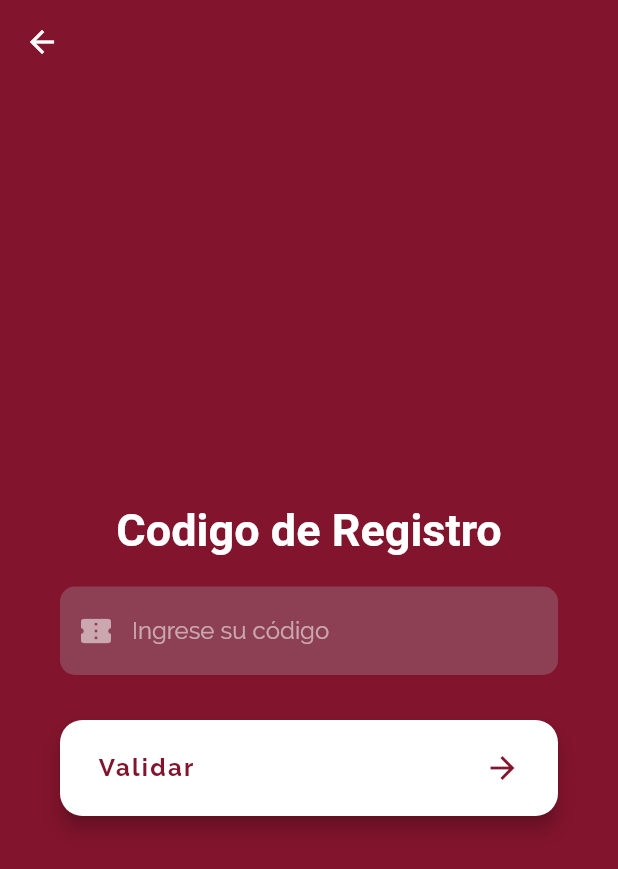
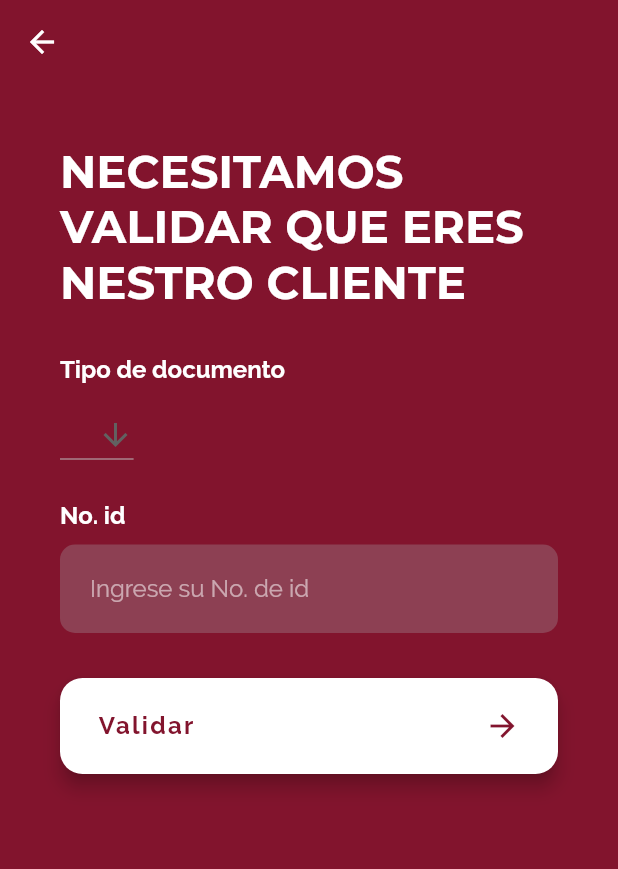
Before and after one commit to castillorey/ESSADE, a Flutter app: the RegisterCodePage screen opened directly, on a phone screen of 412 x 824 dp. Shown: the top 869 px of the screen. Run offline on Flutter 3.47's test engine with Material 2 defaults, Android fonts, the phone set to English and light mode, and no system bars; our stand-ins replace charts_flutter, cloud_firestore, firebase_auth, firebase_storage, font_awesome_flutter, google_sign_in and 1 more; missing offline and left inert: dart:ffi; accounts and stored records are empty; Roboto replaces fonts that are missing (Monserrat).

Commit message:
Rebuild id verification page

```diff
--- a/ESSADE/lib/auth/login_state.dart
+++ b/ESSADE/lib/auth/login_state.dart
@@ -85,7 +85,6 @@ class LoginState with ChangeNotifier {
   }
 
   Future<User> _handleSignIn(String email, String password) async {
-
     try{
       AuthResult result = await _auth.signInWithEmailAndPassword(email: email, password: password);
 
@@ -127,6 +126,7 @@ class LoginState with ChangeNotifier {
 
   Future registerWithEmailAndPassword(String email, String password, String name) async {
     try{
+      /* Need to pass de Document id from register code and find that user and set info*/
       AuthResult result = await _auth.createUserWithEmailAndPassword(email: email, password: password);
       FirebaseUser user = result.user;
       User newUser = User(uid: user.uid, name: name);
--- a/ESSADE/lib/ui/register_code_page.dart
+++ b/ESSADE/lib/ui/register_code_page.dart
@@ -4,6 +4,8 @@ import 'package:essade/ui/signup_page.dart';
 import 'package:essade/utilities/constants.dart';
 import 'package:essade/widgets/info_dialog.dart';
 import 'package:essade/widgets/long_button_widget.dart';
+import 'package:essade/widgets/selectable_widget.dart';
+import 'package:essade/widgets/simple_text_form_field_widget.dart';
 import 'package:flutter/material.dart';
 import 'package:flutter/services.dart';
 import 'package:provider/provider.dart';
@@ -14,14 +16,19 @@ class RegisterCodePage extends StatefulWidget {
 }
 
 class _RegisterCodePageState extends State<RegisterCodePage> {
-  TextEditingController registerCodeController;
+  TextEditingController documentIdController;
+  bool isDocumentSelected;
+  String itemSelected;
+  List<String> idTypes = ['NIT', 'CC'];
 
   @override
   void initState() {
     // TODO: implement initState
     super.initState();
 
-    registerCodeController = new TextEditingController();
+    itemSelected = '----';
+    documentIdController = new TextEditingController();
+    isDocumentSelected = false;
   }
 
   final _formKey = GlobalKey<FormState>();
@@ -42,7 +49,8 @@ class _RegisterCodePageState extends State<RegisterCodePage> {
           brightness: Brightness.light,
           elevation: 0.0,
         ),
-        body: GestureDetector(
+        body: SingleChildScrollView(
+          child: GestureDetector(
             onTap: () => FocusScope.of(context).unfocus(),
             child: Container(
               color: essadePrimaryColor,
@@ -53,20 +61,69 @@ class _RegisterCodePageState extends State<RegisterCodePage> {
               child: Form(
                 key: _formKey,
                 child: Column(
+                  crossAxisAlignment: CrossAxisAlignment.start,
                   mainAxisAlignment: MainAxisAlignment.center,
                   children: <Widget>[
                     Text(
-                    'Codigo de Registro',
-                    style: TextStyle(
-                      color: Colors.white,
-                      fontFamily: 'Monserrat',
-                      fontSize: 30.0,
-                      fontWeight: FontWeight.bold,
+                      'NECESITAMOS VALIDAR QUE ERES NESTRO CLIENTE',
+                      style: essadeTitle(Colors.white),
+                    ),
+                    SizedBox(height: 30.0),
+                    Text(
+                      'Tipo de documento',
+                      style: essadeH5(Colors.white),
+                    ),
+                    SizedBox(height: 10.0),
+                    SelectableWidget(
+                      objectKey: 'nombre',
+                      documents: idTypes,
+                      initialText: 'Tipo de documento',
+                      textColor: Colors.white,
+                      onItemSelected: (item){
+                        if(item != null)
+                          setState(() {
+                            itemSelected = idTypes[item];
+                            isDocumentSelected = true;
+                          });
+                      },
+                      borderColor: isDocumentSelected ? essadeGray.withOpacity(0.2): Colors.white,
+                    ),
+                    SizedBox(height: 20),
+                    Text(
+                      'No. id',
+                      style: essadeH5(Colors.white),
+                    ),
+                    SizedBox(height: 10.0),
+                    _myTextFormField(),
+                    SizedBox(height: 30),
+                    LongButtonWidget(
+                      textColor: essadePrimaryColor,
+                      text: 'Validar',
+                      onPressed: () {
+                        if (_formKey.currentState.validate()){
+                          _handleSubmit(context);
+                        }
+                      },
+                      backgroundColor: Colors.white,
+                    )
+                  ],
                 ),
               ),
-                  SizedBox(height: 20.0),
-                  TextFormField(
-                    controller: registerCodeController,
+            )
+          ),
+        ),
+      ),
+    );
+  }
+
+  void onDocumentSelectedCallback(){
+    setState(() {
+      isDocumentSelected = true;
+    });
+  }
+  Widget _myTextFormField(){
+    return TextFormField(
+      controller: documentIdController,
       onChanged: (text){
         _formKey.currentState.validate();
       },
@@ -86,38 +143,12 @@ class _RegisterCodePageState extends State<RegisterCodePage> {
             borderSide: BorderSide(width: 0, style: BorderStyle.none),
           ),
           fillColor: essadeGray.withOpacity(0.3),
-                      prefixIcon: Icon(Icons.confirmation_number, color: Colors.white54),
-                      hintText: 'Ingrese su código',
+          hintText: 'Ingrese su No. de id',
           hintStyle: TextStyle(color: Colors.white54, fontFamily: 'Raleway'),
           contentPadding: EdgeInsets.all(20.0),
-                      errorBorder: essadeBorderErrorStyle(10.0, essadeErrorColor),
-                      focusedErrorBorder: essadeBorderErrorStyle(10.0, essadeErrorColor),
-                    ),
-                  ),
-                  /*InputTextFieldWidget(
-                    icon: Icons.confirmation_number,
-                    boxColor: essadeDarkGray.withOpacity(0.1),
-                    textColor: Colors.white,
-                    placeholder: 'Ingrese código',
-                    inputType: TextInputType.text,
-                    placeholderColor: Colors.white54,
-                  ),*/
-                  SizedBox(height: 30,),
-                  LongButtonWidget(
-                    textColor: essadePrimaryColor,
-                    text: 'Validar',
-                    onPressed: () {
-                      if (_formKey.currentState.validate()){
-                        _handleSubmit(context);
-                      }
-                    },
-                    backgroundColor: Colors.white,
-                  )
-                ],
-              ),
-            ),
-          )
-        ),
+          errorBorder: essadeBorderErrorStyle(10.0, Colors.white),
+          focusedErrorBorder: essadeBorderErrorStyle(10.0, Colors.white),
+          errorStyle: TextStyle(color: Colors.white)
       ),
     );
   }
@@ -140,7 +171,10 @@ class _RegisterCodePageState extends State<RegisterCodePage> {
   Future<void> _handleSubmit(BuildContext context) async {
     try {
       showLoading(context, _keyLoader);
-      QuerySnapshot _query = await Firestore.instance.collection('codigos_registro').where('codigo', isEqualTo: registerCodeController.text).getDocuments();
+      QuerySnapshot _query = await Firestore.instance
+          .collection('documentos_id')
+          .where('no_id', isEqualTo: documentIdController.text)
+          .where('tipo_id', isEqualTo: itemSelected).getDocuments();
       Navigator.of(_keyLoader.currentContext, rootNavigator: true).pop();//close loadingCircle
       if(_query.documents.length != 0){
         Provider.of<LoginState>(context, listen: false).codeRegistered();
@@ -159,7 +193,7 @@ class _RegisterCodePageState extends State<RegisterCodePage> {
             }
         );
       }
-      registerCodeController.clear();
+      documentIdController.clear();
     } catch (error) {
       print(error);
       showDialog(
--- a/ESSADE/lib/widgets/selectable_widget.dart
+++ b/ESSADE/lib/widgets/selectable_widget.dart
@@ -7,31 +7,45 @@ import 'package:flutter/material.dart';
 
 class SelectableWidget extends StatefulWidget {
   final String objectKey;
-  final List<DocumentSnapshot> documents;
-  Function isProjectSelectedCallback;
+  final String initialText;
+  final List documents;
+  final IconData icon;
+  final borderColor;
+  final Color textColor;
 
-  SelectableWidget({Key key, this.objectKey, this.documents, this.isProjectSelectedCallback}) : super(key: key);
+  final Function(int) onItemSelected;
+
+  SelectableWidget({
+    Key key,
+    this.objectKey,
+    this.documents,
+    this.initialText,
+    this.icon,
+    this.onItemSelected,
+    this.borderColor,
+    this.textColor = essadeBlack
+  }) : super(key: key);
 
   @override
   _SelectableWidgetState createState() => _SelectableWidgetState();
 }
 
 class _SelectableWidgetState extends State<SelectableWidget> {
-  String projectSelected;
+  String itemSelected;
   int pickerSelection, pickerSelectionConfirmed;
 
 
   @override
   void initState() {
     super.initState();
-    projectSelected = 'Seleccione un proyecto...';
+    itemSelected = widget.initialText;
     pickerSelection = 0;
     pickerSelectionConfirmed = 0;
 
   }
 
 
-  Future _myShowCupertinoModalPopup(List<DocumentSnapshot> documents){
+  Future _myShowCupertinoModalPopup(List documents){
     pickerSelection = pickerSelectionConfirmed;
     return showCupertinoModalPopup(context: context, builder: (context){
       return Column(
@@ -68,8 +82,8 @@ class _SelectableWidgetState extends State<SelectableWidget> {
                   onPressed: () {
                     setState(() {
                       pickerSelectionConfirmed = pickerSelection;
-                      projectSelected = documents[pickerSelectionConfirmed][widget.objectKey];
-                      this.widget.isProjectSelectedCallback(true, pickerSelectionConfirmed);
+                      widget.onItemSelected(pickerSelectionConfirmed);
+                      itemSelected = documents[pickerSelectionConfirmed];
                     });
                     Navigator.of(context).pop();
                   },
@@ -94,10 +108,10 @@ class _SelectableWidgetState extends State<SelectableWidget> {
                 useMagnifier: true,
                 magnification: 1.2,
                 itemExtent: 30,
-                children: documents.map((object){
+                children: documents.map((value){
                   return Container(
                     alignment: Alignment.center,
-                    child: Text(object[widget.objectKey]),
+                    child: Text(value),
                   );
                 }).toList()
             ),
@@ -107,21 +121,21 @@ class _SelectableWidgetState extends State<SelectableWidget> {
     });
   }
 
-  Widget _buildSelectableComponent(List<DocumentSnapshot> documents){
+  Widget _buildSelectableComponent(List documents){
     Widget selectableWidget;
     if(Platform.isAndroid){
       selectableWidget = DropdownButton(
-          value: projectSelected,
+          value: itemSelected,
           icon: Icon(Icons.arrow_downward),
           iconSize: 24,
           elevation: 16,
           onChanged: (newValue) {
-            projectSelected = newValue;
+            itemSelected = newValue;
           },
-          items: documents.map((project){
+          items: documents.map((value){
             return DropdownMenuItem(
-              value: project[widget.objectKey],
-              child: Text(project[widget.objectKey]),
+              value: value,
+              child: Text(value),
             );
           }).toList()
       );
@@ -132,10 +146,10 @@ class _SelectableWidgetState extends State<SelectableWidget> {
             padding: EdgeInsets.symmetric(horizontal: 10.0, vertical: 10.0),
             alignment: Alignment.centerLeft,
             decoration: BoxDecoration(
-                color: Colors.white,
+                color: Colors.white54,
                 borderRadius: BorderRadius.circular(10.0),
                 border: Border.all(
-                    color: essadeGray.withOpacity(0.2),
+                    color: widget.borderColor,
                     width: 1.0
                 )
             ),
@@ -143,13 +157,13 @@ class _SelectableWidgetState extends State<SelectableWidget> {
             child: Row(
               children: <Widget>[
                 Icon(
-                  Icons.card_travel,
+                  widget.icon,
                   color: essadeDarkGray,
                 ),
                 SizedBox(width: 10),
                 Text(
-                  projectSelected,
-                  style: essadeParagraph(),
+                  itemSelected,
+                  style: essadeParagraph(color: widget.textColor),
                 )
               ],
             )
```
Also changed, not shown: ESSADE/lib/ui/home_page.dart (+14 -3 lines), ESSADE/lib/ui/stepper_register_page.dart (+121 -128 lines), ESSADE/lib/widgets/simple_text_form_field_widget.dart (+11 -5 lines). Lines whose indentation alone changed are shown as unchanged.
